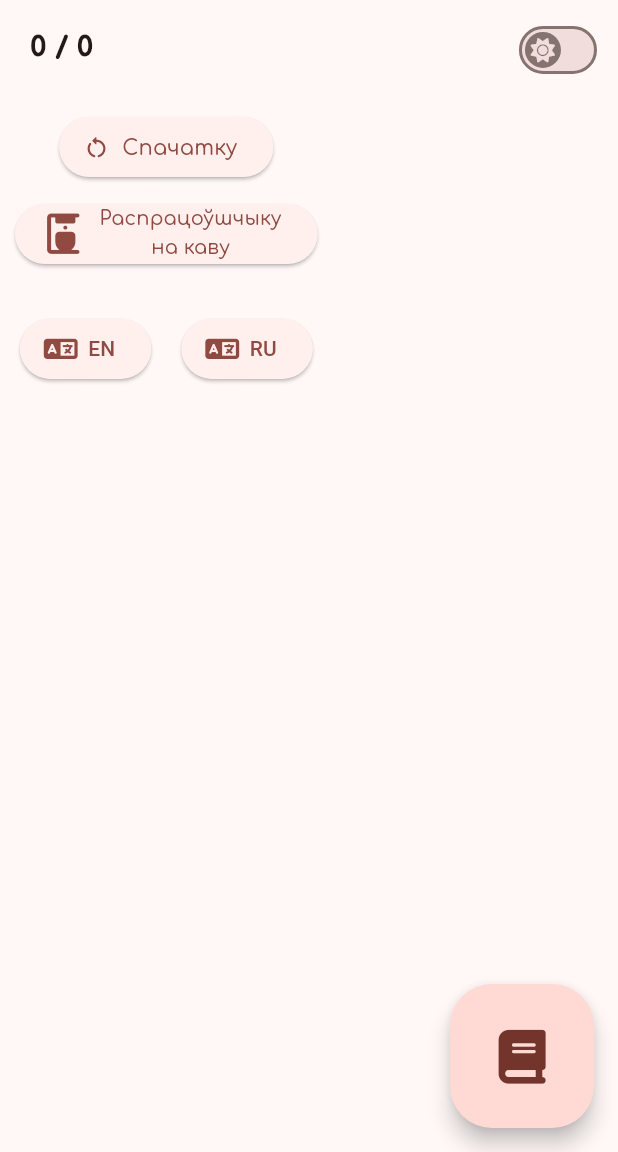
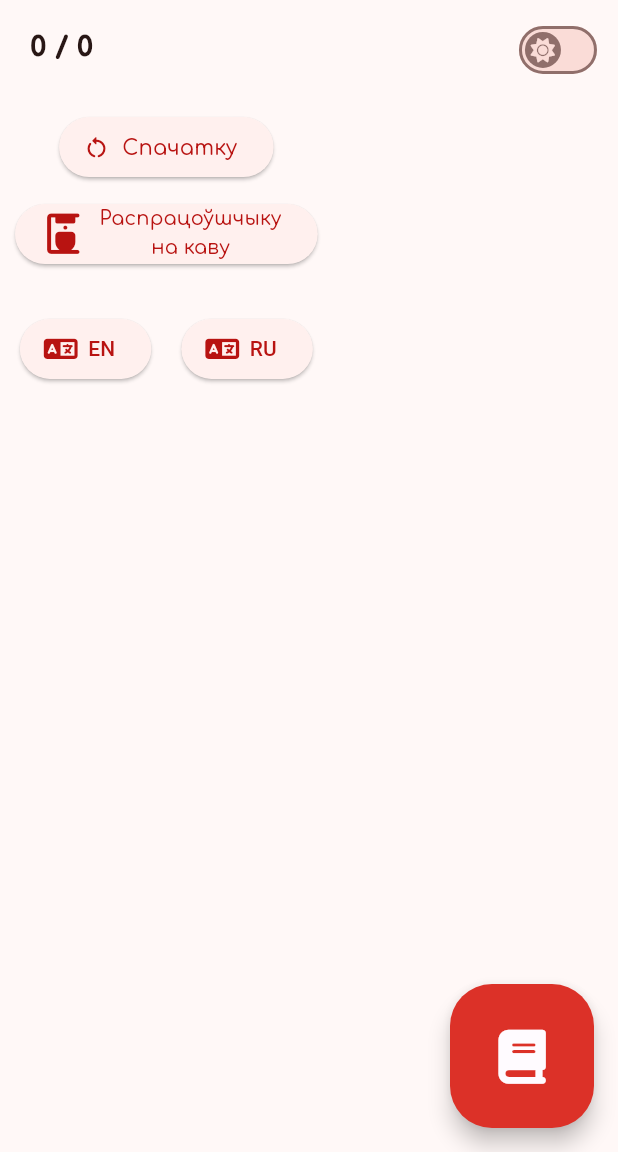
Before and after one commit to andy-voz/mova-cards, a Flutter app: the screen it shows after launch, on a phone screen of 412 x 824 dp, the part 84-1236 px from its top. Run offline on Flutter 3.47's test engine with Material 3 defaults, Android fonts, the phone set to English and light mode, and no system bars; our stand-ins replace flutter_local_notifications, flutter_screenutil, fluttertoast, font_awesome_flutter, google_fonts, in_app_review and 2 more; missing offline and left inert: flutter_email_sender, multi_value_listenable_builder, tutorial_coach_mark.

Commit message:
Fixed colors for flutter 3.22.0
Flutter changed ColorScheme.fromSeed.
https://docs.flutter.dev/release/breaking-changes/new-color-scheme-roles

Use dynamicSchemeVariant: DynamicSchemeVariant.fidelity
to keep colors close to what was before.

```diff
--- a/lib/main.dart
+++ b/lib/main.dart
@@ -42,6 +42,8 @@ class MyAppState extends State<MyApp> {
       DeviceOrientation.portraitUp,
       DeviceOrientation.portraitDown,
     ]);
+
+    var seedColor = Colors.red;
     return ScreenUtilInit(
         designSize: const Size(411, 890),
         minTextAdapt: true,
@@ -51,12 +53,16 @@ class MyAppState extends State<MyApp> {
             title: 'Мова: Карткі',
             theme: ThemeData(
               colorScheme: ColorScheme.fromSeed(
-                  seedColor: Colors.red, brightness: Brightness.light),
+                  seedColor: seedColor,
+                  dynamicSchemeVariant: DynamicSchemeVariant.fidelity,
+                  brightness: Brightness.light),
               useMaterial3: true,
             ),
             darkTheme: ThemeData(
                 colorScheme: ColorScheme.fromSeed(
-                    seedColor: Colors.red, brightness: Brightness.dark),
+                    seedColor: seedColor,
+                    dynamicSchemeVariant: DynamicSchemeVariant.fidelity,
+                    brightness: Brightness.dark),
                 useMaterial3: true),
             themeMode:
                 darkModeController.darkTheme ? ThemeMode.dark : ThemeMode.light,
```
